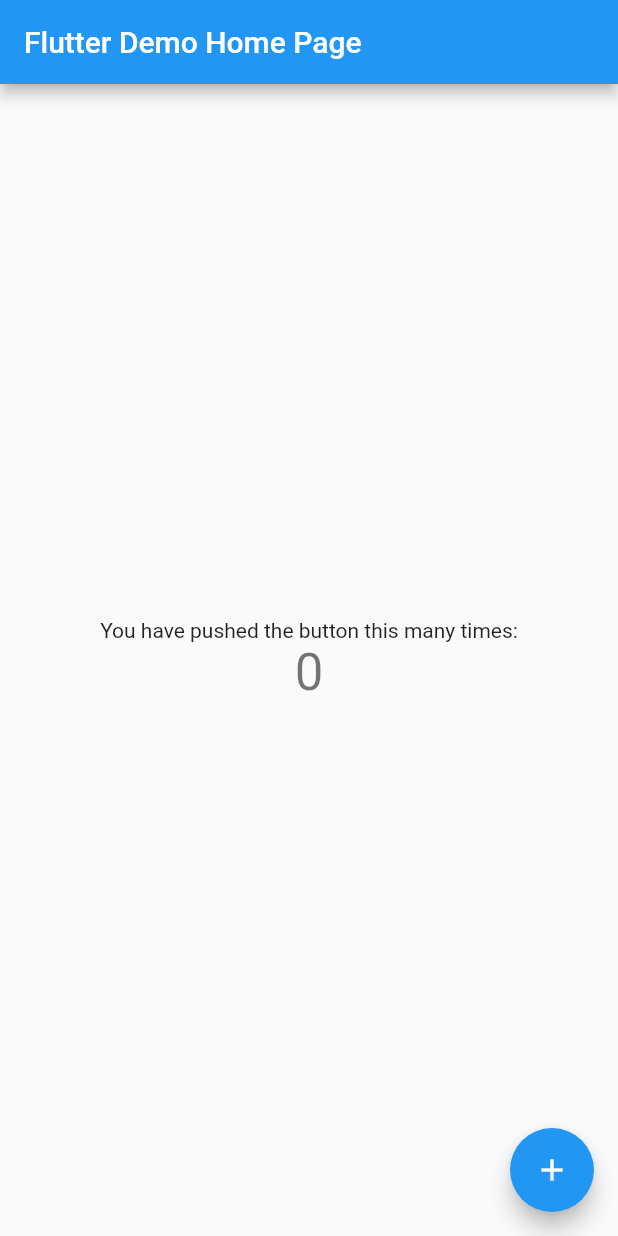
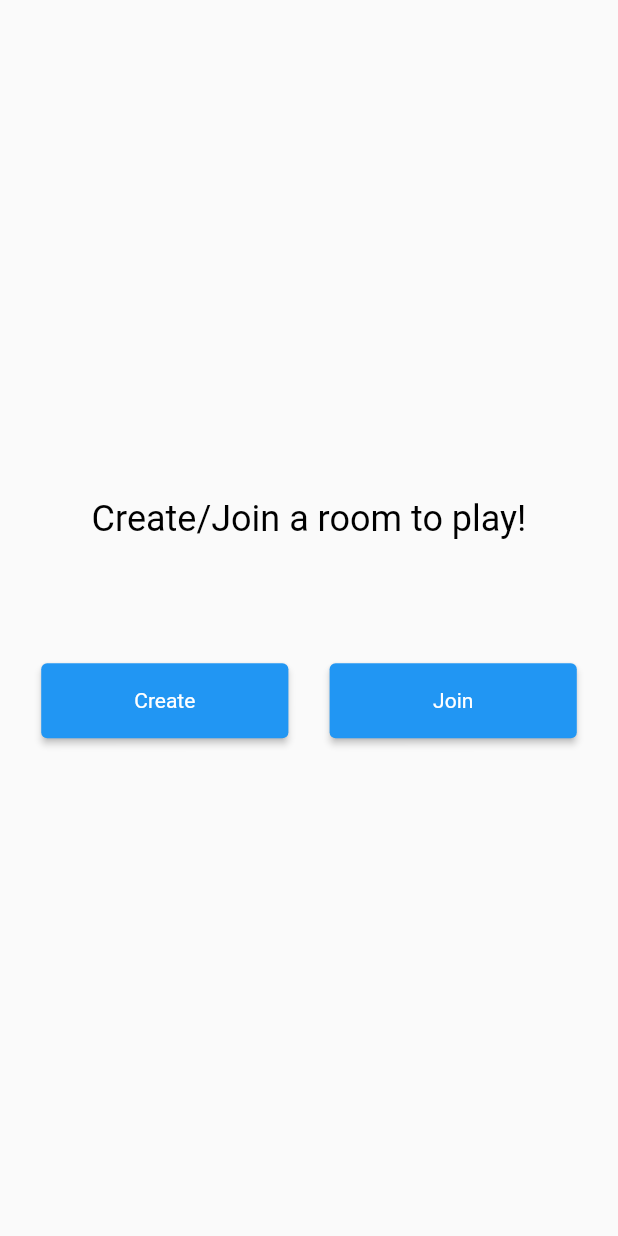
Before and after one commit to siddesh3101/Collabutter, a Flutter app: the screen it shows after launch, on a phone screen of 412 x 824 dp. Run offline on Flutter 3.47's test engine with Material 2 defaults, Android fonts, the light colour scheme and no system bars.

Commit message:
Added Create Room Ui

```diff
--- /dev/null
+++ b/collab_butter/lib/home_screen.dart
@@ -0,0 +1,63 @@
+import 'package:collab_butter/create_room_screen.dart';
+import 'package:flutter/material.dart';
+import 'package:flutter/src/widgets/framework.dart';
+import 'package:flutter/src/widgets/placeholder.dart';
+
+class HomeScreen extends StatefulWidget {
+  const HomeScreen({super.key});
+
+  @override
+  State<HomeScreen> createState() => _HomeScreenState();
+}
+
+class _HomeScreenState extends State<HomeScreen> {
+  @override
+  Widget build(BuildContext context) {
+    return Scaffold(
+      body: Column(
+        crossAxisAlignment: CrossAxisAlignment.center,
+        mainAxisAlignment: MainAxisAlignment.center,
+        children: [
+          Text(
+            "Create/Join a room to play!",
+            style: TextStyle(color: Colors.black, fontSize: 24),
+          ),
+          SizedBox(
+            height: MediaQuery.of(context).size.height * 0.1,
+          ),
+          Row(
+            mainAxisAlignment: MainAxisAlignment.spaceEvenly,
+            children: [
+              ElevatedButton(
+                onPressed: () => Navigator.of(context).push(MaterialPageRoute(
+                  builder: (context) => CreateRoomScreen(),
+                )),
+                style: ButtonStyle(
+                    backgroundColor: MaterialStateProperty.all(Colors.blue),
+                    textStyle: MaterialStateProperty.all(
+                        TextStyle(color: Colors.white)),
+                    minimumSize: MaterialStateProperty.all(
+                        Size(MediaQuery.of(context).size.width / 2.5, 50))),
+                child: Text(
+                  "Create",
+                ),
+              ),
+              ElevatedButton(
+                onPressed: () {},
+                style: ButtonStyle(
+                    backgroundColor: MaterialStateProperty.all(Colors.blue),
+                    textStyle: MaterialStateProperty.all(
+                        TextStyle(color: Colors.white)),
+                    minimumSize: MaterialStateProperty.all(
+                        Size(MediaQuery.of(context).size.width / 2.5, 50))),
+                child: Text(
+                  "Join",
+                ),
+              ),
+            ],
+          )
+        ],
+      ),
+    );
+  }
+}
--- a/collab_butter/lib/main.dart
+++ b/collab_butter/lib/main.dart
@@ -1,3 +1,4 @@
+import 'package:collab_butter/home_screen.dart';
 import 'package:flutter/material.dart';
 
 void main() {
@@ -11,105 +12,11 @@
   @override
   Widget build(BuildContext context) {
     return MaterialApp(
-      title: 'Flutter Demo',
-      theme: ThemeData(
-        // This is the theme of your application.
-        //
-        // Try running your application with "flutter run". You'll see the
-        // application has a blue toolbar. Then, without quitting the app, try
-        // changing the primarySwatch below to Colors.green and then invoke
-        // "hot reload" (press "r" in the console where you ran "flutter run",
-        // or simply save your changes to "hot reload" in a Flutter IDE).
-        // Notice that the counter didn't reset back to zero; the application
-        // is not restarted.
-        primarySwatch: Colors.blue,
-      ),
-      home: const MyHomePage(title: 'Flutter Demo Home Page'),
-    );
+        title: 'Collabutter',
+        debugShowCheckedModeBanner: false,
+        theme: ThemeData(
+          primarySwatch: Colors.blue,
+        ),
+        home: HomeScreen());
   }
 }
-
-class MyHomePage extends StatefulWidget {
-  const MyHomePage({super.key, required this.title});
-
-  // This widget is the home page of your application. It is stateful, meaning
-  // that it has a State object (defined below) that contains fields that affect
-  // how it looks.
-
-  // This class is the configuration for the state. It holds the values (in this
-  // case the title) provided by the parent (in this case the App widget) and
-  // used by the build method of the State. Fields in a Widget subclass are
-  // always marked "final".
-
-  final String title;
-
-  @override
-  State<MyHomePage> createState() => _MyHomePageState();
-}
-
-class _MyHomePageState extends State<MyHomePage> {
-  int _counter = 0;
-
-  void _incrementCounter() {
-    setState(() {
-      // This call to setState tells the Flutter framework that something has
-      // changed in this State, which causes it to rerun the build method below
-      // so that the display can reflect the updated values. If we changed
-      // _counter without calling setState(), then the build method would not be
-      // called again, and so nothing would appear to happen.
-      _counter++;
-    });
-  }
-
-  @override
-  Widget build(BuildContext context) {
-    // This method is rerun every time setState is called, for instance as done
-    // by the _incrementCounter method above.
-    //
-    // The Flutter framework has been optimized to make rerunning build methods
-    // fast, so that you can just rebuild anything that needs updating rather
-    // than having to individually change instances of widgets.
-    return Scaffold(
-      appBar: AppBar(
-        // Here we take the value from the MyHomePage object that was created by
-        // the App.build method, and use it to set our appbar title.
-        title: Text(widget.title),
-      ),
-      body: Center(
-        // Center is a layout widget. It takes a single child and positions it
-        // in the middle of the parent.
-        child: Column(
-          // Column is also a layout widget. It takes a list of children and
-          // arranges them vertically. By default, it sizes itself to fit its
-          // children horizontally, and tries to be as tall as its parent.
-          //
-          // Invoke "debug painting" (press "p" in the console, choose the
-          // "Toggle Debug Paint" action from the Flutter Inspector in Android
-          // Studio, or the "Toggle Debug Paint" command in Visual Studio Code)
-          // to see the wireframe for each widget.
-          //
-          // Column has various properties to control how it sizes itself and
-          // how it positions its children. Here we use mainAxisAlignment to
-          // center the children vertically; the main axis here is the vertical
-          // axis because Columns are vertical (the cross axis would be
-          // horizontal).
-          mainAxisAlignment: MainAxisAlignment.center,
-          children: <Widget>[
-            const Text(
-              'You have pushed the button this many times:',
-            ),
-            Text(
-              '$_counter',
-              style: Theme.of(context).textTheme.headlineMedium,
-            ),
-          ],
-        ),
-      ),
-      floatingActionButton: FloatingActionButton(
-        onPressed: _incrementCounter,
-        tooltip: 'Increment',
-        child: const Icon(Icons.add),
-      ), // This trailing comma makes auto-formatting nicer for build methods.
-    );
-  }
-}
```
Also changed, not shown: collab_butter/lib/create_room_screen.dart (added, +131 -0 lines), collab_butter/lib/widgets/custom_text_field.dart (added, +34 -0 lines).
